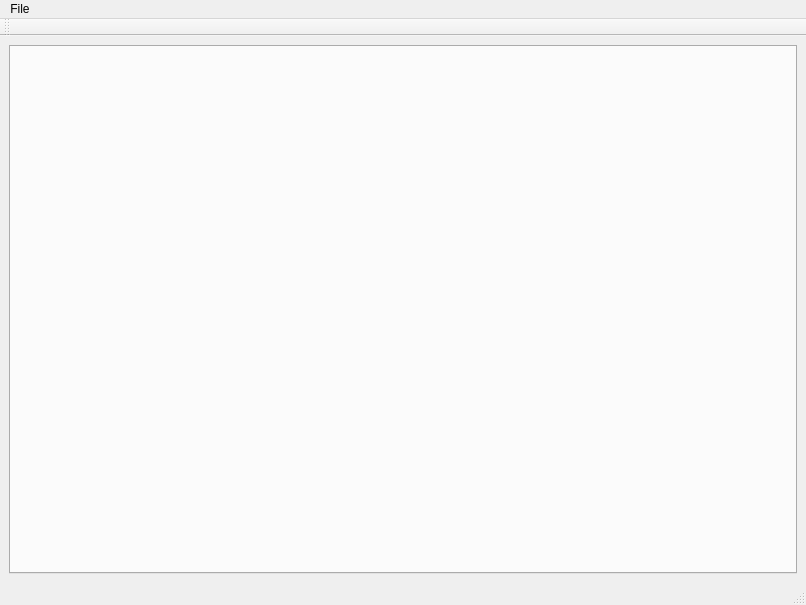
Above: src/app/main.ui from suma/hex before the change. Below: the same form after it.
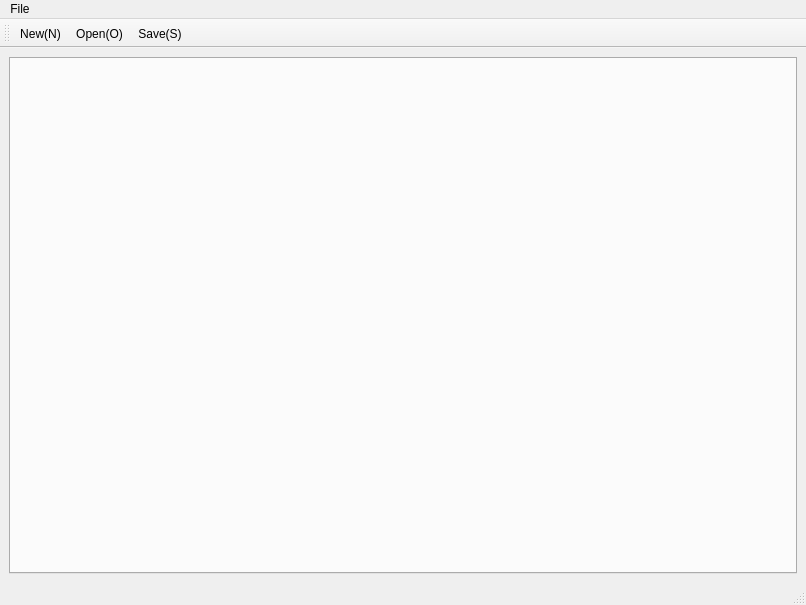
That is the form after the change.

The edit to the form file:
```diff
--- a/src/app/main.ui
+++ b/src/app/main.ui
@@ -59,7 +59,41 @@
    <attribute name="toolBarBreak">
     <bool>false</bool>
    </attribute>
+   <addaction name="actionNew_N"/>
+   <addaction name="actionOpen_O"/>
+   <addaction name="actionSave_S"/>
   </widget>
+  <action name="actionNew_N">
+   <property name="text">
+    <string>New(&amp;N)</string>
+   </property>
+   <property name="toolTip">
+    <string>New(N)</string>
+   </property>
+   <property name="visible">
+    <bool>true</bool>
+   </property>
+  </action>
+  <action name="actionOpen_O">
+   <property name="text">
+    <string>Open(&amp;O)</string>
+   </property>
+  </action>
+  <action name="actionSave_S">
+   <property name="text">
+    <string>Save(&amp;S)</string>
+   </property>
+  </action>
+  <action name="actionSave_As">
+   <property name="text">
+    <string>Save As</string>
+   </property>
+  </action>
+  <action name="actionClose_C">
+   <property name="text">
+    <string>Close(&amp;C)</string>
+   </property>
+  </action>
  </widget>
  <resources/>
  <connections/>
```
Left out of the diff: 25 changed lines with no effect on the pictures.
